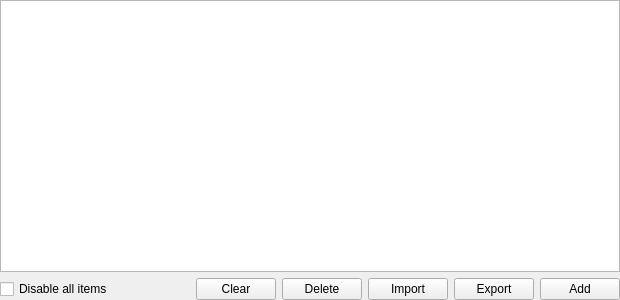
First picture: the form in src/page/common/tableview.ui, repository x-tools-author/x-tools, before the edit.
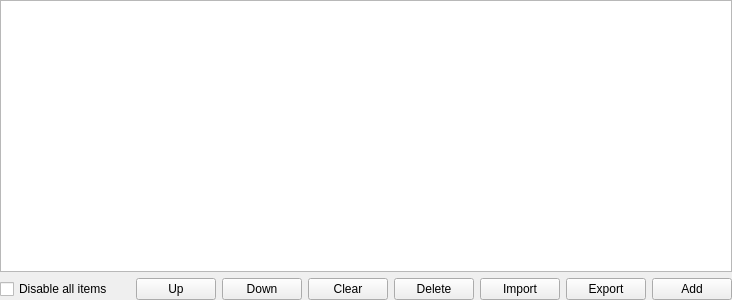
Second picture: the form after the edit.

Patch:
```diff
--- a/src/page/common/tableview.ui
+++ b/src/page/common/tableview.ui
@@ -6,7 +6,7 @@
    <rect>
     <x>0</x>
     <y>0</y>
-    <width>620</width>
+    <width>732</width>
     <height>300</height>
    </rect>
   </property>
@@ -26,13 +26,27 @@
    <property name="bottomMargin">
     <number>0</number>
    </property>
-   <item row="1" column="6">
+   <item row="1" column="8">
     <widget class="QPushButton" name="pushButtonExport">
      <property name="text">
       <string>Export</string>
      </property>
     </widget>
    </item>
+   <item row="1" column="0">
+    <layout class="QHBoxLayout" name="horizontalLayout">
+     <property name="leftMargin">
+      <number>0</number>
+     </property>
+     <item>
+      <widget class="QCheckBox" name="checkBoxDisable">
+       <property name="text">
+        <string>Disable all items</string>
+       </property>
+      </widget>
+     </item>
+    </layout>
+   </item>
    <item row="1" column="2">
     <spacer name="horizontalSpacer">
      <property name="orientation">
@@ -46,17 +60,27 @@
      </property>
     </spacer>
    </item>
-   <item row="0" column="0" colspan="8">
+   <item row="0" column="0" colspan="10">
     <widget class="QTableView" name="tableView"/>
    </item>
-   <item row="1" column="4">
+   <item row="1" column="6">
     <widget class="QPushButton" name="pushButtonDelete">
      <property name="text">
       <string>Delete</string>
      </property>
     </widget>
    </item>
-   <item row="1" column="7">
+   <item row="1" column="1">
+    <layout class="QHBoxLayout" name="horizontalLayoutWidgets"/>
+   </item>
+   <item row="1" column="3">
+    <widget class="QPushButton" name="pushButtonUp">
+     <property name="text">
+      <string>Up</string>
+     </property>
+    </widget>
+   </item>
+   <item row="1" column="9">
     <widget class="QPushButton" name="pushButtonAdd">
      <property name="text">
       <string>Add</string>
@@ -64,35 +88,25 @@
     </widget>
    </item>
    <item row="1" column="5">
-    <widget class="QPushButton" name="pushButtonImport">
-     <property name="text">
-      <string>Import</string>
-     </property>
-    </widget>
-   </item>
-   <item row="1" column="3">
     <widget class="QPushButton" name="pushButtonClear">
      <property name="text">
       <string>Clear</string>
      </property>
     </widget>
    </item>
-   <item row="1" column="0">
-    <layout class="QHBoxLayout" name="horizontalLayout">
-     <property name="leftMargin">
-      <number>0</number>
+   <item row="1" column="7">
+    <widget class="QPushButton" name="pushButtonImport">
+     <property name="text">
+      <string>Import</string>
      </property>
-     <item>
-      <widget class="QCheckBox" name="checkBoxDisable">
-       <property name="text">
-        <string>Disable all items</string>
-       </property>
-      </widget>
-     </item>
-    </layout>
+    </widget>
    </item>
-   <item row="1" column="1">
-    <layout class="QHBoxLayout" name="horizontalLayoutWidgets"/>
+   <item row="1" column="4">
+    <widget class="QPushButton" name="pushButtonDown">
+     <property name="text">
+      <string>Down</string>
+     </property>
+    </widget>
    </item>
   </layout>
  </widget>
```
